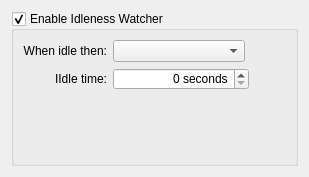
Above: config/idlenesswatchersettings.ui from lxqt/lxqt-powermanagement before the change. Below: the same form after it.
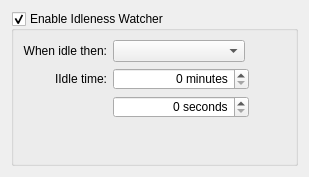
That is the form after the change.

Diff of the .ui file:
```diff
--- a/config/idlenesswatchersettings.ui
+++ b/config/idlenesswatchersettings.ui
@@ -17,7 +17,7 @@
    <item>
     <widget class="QGroupBox" name="groupBox">
      <property name="styleSheet">
-      <string notr="true">QSpinBox, QComboBox {
+      <string notr="true">QSpinBox, QComboBox, QTimeEdit {
 	max-width: 130px;
     min-width: 130px;
 }</string>
@@ -29,22 +29,12 @@
       <bool>true</bool>
      </property>
      <layout class="QFormLayout" name="formLayout">
+      <property name="fieldGrowthPolicy">
+       <enum>QFormLayout::AllNonFixedFieldsGrow</enum>
+      </property>
       <property name="labelAlignment">
        <set>Qt::AlignRight|Qt::AlignTrailing|Qt::AlignVCenter</set>
       </property>
-      <item row="1" column="1">
-       <widget class="QSpinBox" name="idleTimeSpinbox">
-        <property name="alignment">
-         <set>Qt::AlignRight|Qt::AlignTrailing|Qt::AlignVCenter</set>
-        </property>
-        <property name="suffix">
-         <string> seconds</string>
-        </property>
-       </widget>
-      </item>
-      <item row="0" column="1">
-       <widget class="QComboBox" name="idleActionComboBox"/>
-      </item>
       <item row="0" column="0">
        <widget class="QLabel" name="idleTimeLabel">
         <property name="sizePolicy">
@@ -61,6 +51,9 @@
         </property>
        </widget>
       </item>
+      <item row="0" column="1">
+       <widget class="QComboBox" name="idleActionComboBox"/>
+      </item>
       <item row="1" column="0">
        <widget class="QLabel" name="idleActionLabel">
         <property name="sizePolicy">
@@ -77,6 +70,26 @@
         </property>
        </widget>
       </item>
+      <item row="1" column="1">
+       <widget class="QSpinBox" name="idleTimeMinutesSpinBox">
+        <property name="alignment">
+         <set>Qt::AlignRight|Qt::AlignTrailing|Qt::AlignVCenter</set>
+        </property>
+        <property name="suffix">
+         <string> minutes</string>
+        </property>
+       </widget>
+      </item>
+      <item row="2" column="1">
+       <widget class="QSpinBox" name="idleTimeSecondsSpinBox">
+        <property name="alignment">
+         <set>Qt::AlignRight|Qt::AlignTrailing|Qt::AlignVCenter</set>
+        </property>
+        <property name="suffix">
+         <string> seconds</string>
+        </property>
+       </widget>
+      </item>
      </layout>
     </widget>
    </item>
```
